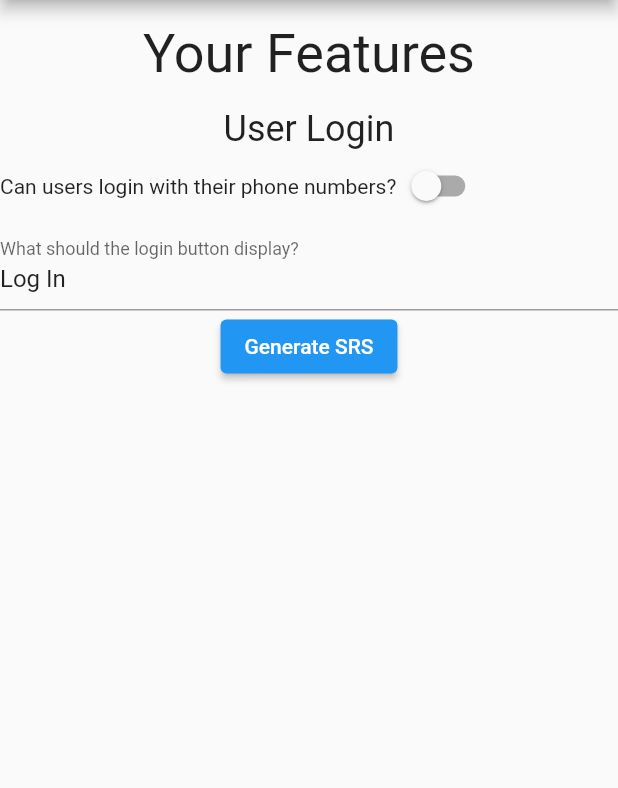
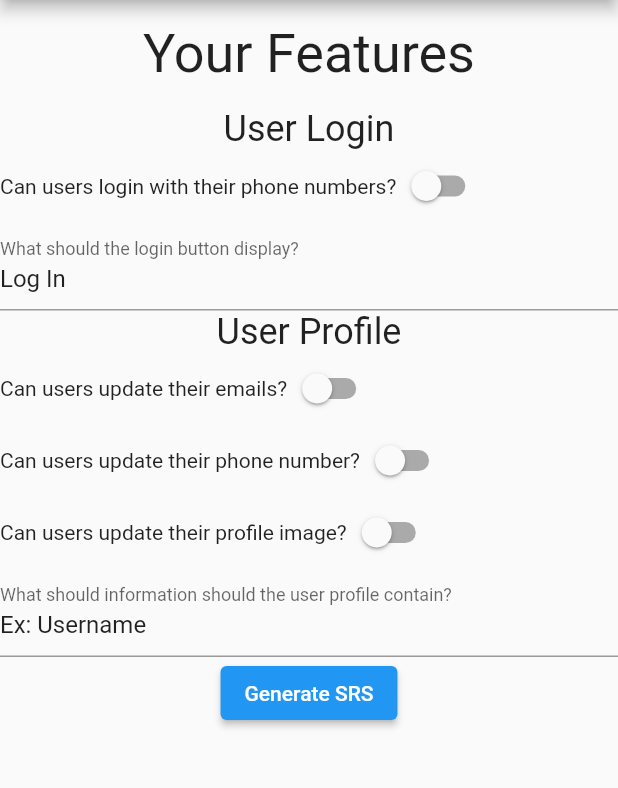
Before and after one commit to ElBatanony/ProtoFast, a Flutter app: the screen it shows after launch, on a phone screen of 412 x 824 dp, the part 84-872 px from its top. Run offline on Flutter 3.47's test engine with Material 2 defaults, Android fonts, the phone set to English and light mode, and no system bars.

Commit message:
Adding user profile feature

```diff
--- a/lib/configurations/string_configuration.dart
+++ b/lib/configurations/string_configuration.dart
@@ -6,15 +6,15 @@ class StringConfiguration extends Configuration<String> {
 
   @override
   Widget configurationWidget() {
-    return StringConfigurationWidget(boolConfig: this);
+    return StringConfigurationWidget(stringConfig: this);
   }
 }
 
 class StringConfigurationWidget extends StatefulWidget {
-  const StringConfigurationWidget({Key? key, required this.boolConfig})
+  const StringConfigurationWidget({Key? key, required this.stringConfig})
       : super(key: key);
 
-  final StringConfiguration boolConfig;
+  final StringConfiguration stringConfig;
 
   @override
   _StringConfigurationWidgetState createState() =>
@@ -27,7 +27,7 @@ class _StringConfigurationWidgetState extends State<StringConfigurationWidget> {
   @override
   void initState() {
     setState(() {
-      controller.text = widget.boolConfig.value;
+      controller.text = widget.stringConfig.value;
     });
     super.initState();
   }
@@ -38,11 +38,11 @@ class _StringConfigurationWidgetState extends State<StringConfigurationWidget> {
       TextField(
         controller: controller,
         decoration: InputDecoration(
-          labelText: widget.boolConfig.question,
+          labelText: widget.stringConfig.question,
         ),
         onChanged: (value) {
           setState(() {
-            widget.boolConfig.setConfiguration(value);
+            widget.stringConfig.setConfiguration(value);
           });
         },
       )
--- /dev/null
+++ b/lib/features/user_profile.dart
@@ -0,0 +1,15 @@
+import 'package:protofast/configurations/bool_configuration.dart';
+import 'package:protofast/configurations/string_configuration.dart';
+import 'package:protofast/models/feature.dart';
+
+class UserProfile extends Feature {
+  UserProfile()
+      : super('User Profile', [
+          BoolConfiguration('Can users update their emails?', false),
+          BoolConfiguration('Can users update their phone number?', false),
+          BoolConfiguration('Can users update their profile image?', false),
+          StringConfiguration(
+              'What should information should the user profile contain?',
+              'Ex: Username'),
+        ]);
+}
--- a/lib/main.dart
+++ b/lib/main.dart
@@ -1,5 +1,6 @@
 import 'package:flutter/material.dart';
 import 'package:protofast/features/user_login.dart';
+import 'package:protofast/features/user_profile.dart';
 import 'package:protofast/models/feature.dart';
 import 'package:protofast/models/project.dart';
 import 'package:protofast/screens/srs_screen.dart';
@@ -31,8 +32,8 @@ class MyHomePage extends StatefulWidget {
 }
 
 class _MyHomePageState extends State<MyHomePage> {
-  Project myProject =
-      Project('WeTube', [UserLogin()], [Platforms.android, Platforms.web]);
+  Project myProject = Project('WeTube', [UserLogin(), UserProfile()],
+      [Platforms.android, Platforms.web]);
 
   void goToSRS() {
     setState(() {});
```
Also changed, not shown: pubspec.lock.
